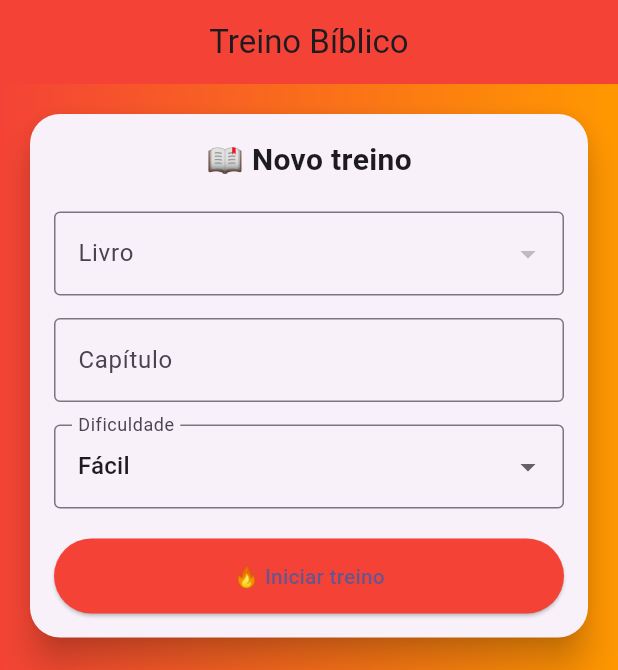
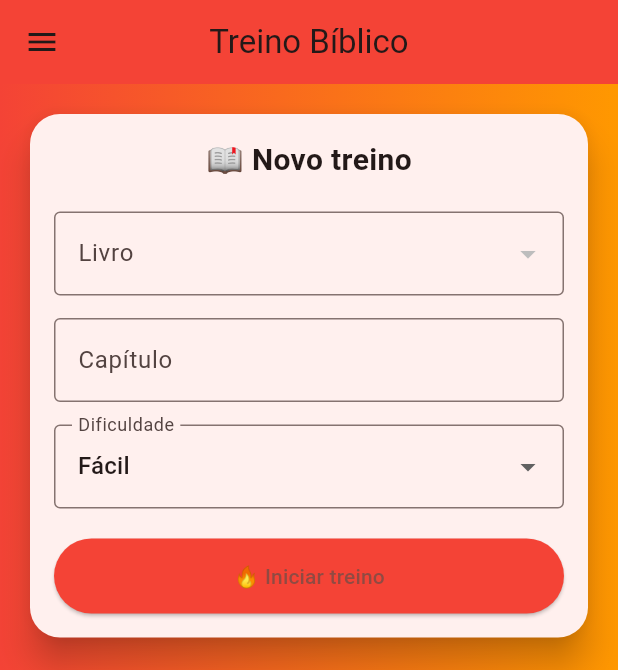
Before and after one commit to Suyannesara/MemBible, a Flutter app: the HomePage screen opened directly, on a phone screen of 412 x 824 dp. Shown: the top 670 px of the screen. Run offline on Flutter 3.47's test engine with Material 3 defaults, Android fonts, the phone set to English and light mode, and no system bars; our stand-ins replace cloud_firestore, firebase_auth, firebase_core, flutter_dotenv; accounts and stored records are empty; network calls fail.

Commit message:
logout feature

```diff
--- a/TODO.txt
+++ b/TODO.txt
@@ -1,4 +1,6 @@
+[] Manter o login, uma vez logado
 [] Ao invés de escrever o versículo todo, escrever só as palavras ocultas, e mostrar se certas ou erradas
 [] Home do app mostrando o feedback de treino, alguns dados sobre o que a pessoa ja passou
 [] Como disponibilizar firestore para os professores?
 [] salvar o progresso por capitulo no firebase, nao sobrescrever
+[] Erro: a pessoa escolher um capitulo que nao existe
--- a/lib/home_page.dart
+++ b/lib/home_page.dart
@@ -3,6 +3,7 @@
 import 'services/progresso_service.dart';
 import 'versiculos_page.dart';
 import 'capitulos_page.dart';
+import 'package:firebase_auth/firebase_auth.dart';
 
 class HomePage extends StatefulWidget {
   const HomePage({super.key});
@@ -25,6 +26,10 @@
   void initState() {
     super.initState();
     carregarDados();
+  }
+
+  Future<void> logout() async {
+    await FirebaseAuth.instance.signOut();
   }
 
   Future<void> carregarDados() async {
@@ -50,7 +55,6 @@
     }
   }
 
-  /// 🔥 AGRUPAR POR LIVRO
   Map<String, List<Map<String, dynamic>>> agruparPorLivro() {
     Map<String, List<Map<String, dynamic>>> mapa = {};
 
@@ -67,7 +71,6 @@
     return mapa;
   }
 
-  /// 🔥 PROGRESSO DO LIVRO
   double progressoLivro(List caps) {
     int total = caps.length;
     int somaIndices = 0;
@@ -91,6 +94,32 @@
     final listaLivros = livrosMap.keys.toList();
 
     return Scaffold(
+      drawer: Drawer(
+        child: Column(
+          children: [
+            UserAccountsDrawerHeader(
+              decoration: const BoxDecoration(color: Colors.red),
+              accountName: const Text("Usuário"),
+              accountEmail: Text(
+                FirebaseAuth.instance.currentUser?.email ?? "",
+              ),
+              currentAccountPicture: const CircleAvatar(
+                backgroundColor: Colors.white,
+                child: Icon(Icons.person, color: Colors.red),
+              ),
+            ),
+
+            ListTile(
+              leading: const Icon(Icons.logout),
+              title: const Text("Sair"),
+              onTap: () async {
+                Navigator.pop(context);
+                await logout();
+              },
+            ),
+          ],
+        ),
+      ),
       appBar: AppBar(
         title: const Text("Treino Bíblico"),
         centerTitle: true,
@@ -102,7 +131,6 @@
         ),
         child: Column(
           children: [
-            /// 🔥 CARD NOVO TREINO
             Padding(
               padding: const EdgeInsets.all(16),
               child: Card(
--- a/lib/login_page.dart
+++ b/lib/login_page.dart
@@ -26,11 +26,6 @@
         context,
       ).showSnackBar(const SnackBar(content: Text("Login realizado!")));
 
-      // redireciona para a home
-      Navigator.pushReplacement(
-        context,
-        MaterialPageRoute(builder: (_) => const HomePage()),
-      );
     } catch (e) {
       ScaffoldMessenger.of(
         context,
```
Also changed, not shown: lib/main.dart (+34 -19 lines).
